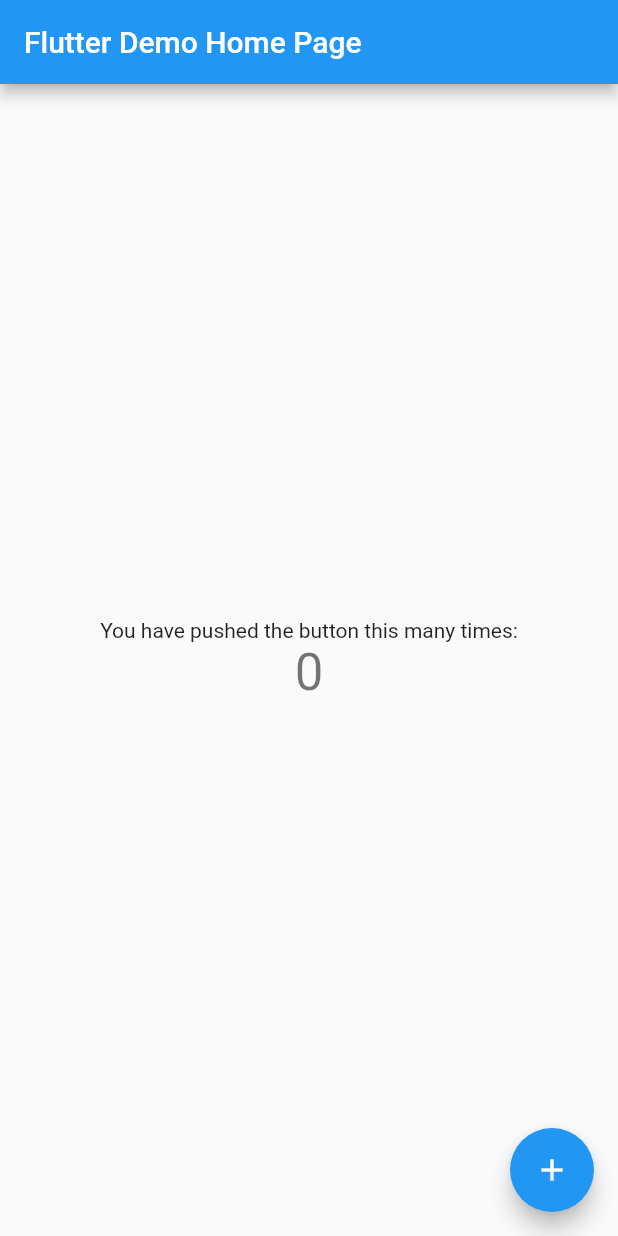
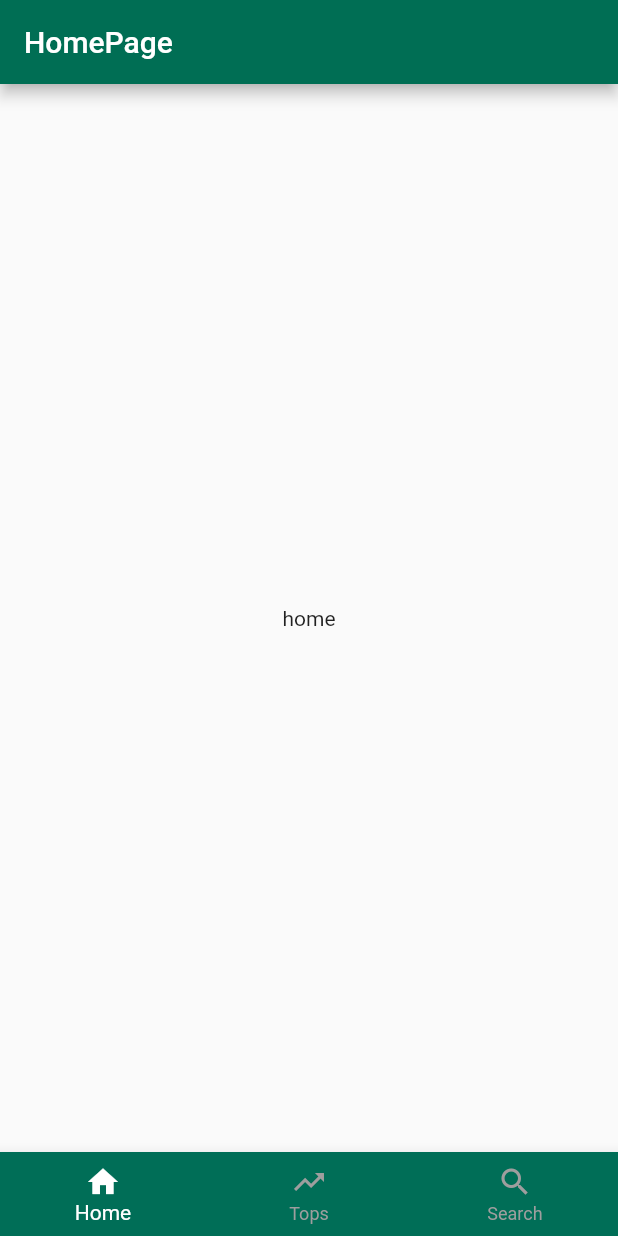
Before and after one commit to TMDBug/TopFreeApps_Flutter, a Flutter app: the screen it shows after launch, on a phone screen of 412 x 824 dp. Run offline on Flutter 3.47's test engine with Material 2 defaults, Android fonts, the phone set to English and light mode, and no system bars.

Commit message:
add navigationBar and pages.

```diff
--- a/lib/main.dart
+++ b/lib/main.dart
@@ -1,4 +1,6 @@
 import 'package:flutter/material.dart';
+
+import 'package:topFreeApp/pages/commons/bottom_navigation_bar.dart';
 
 void main() {
   runApp(MyApp());
@@ -9,109 +11,12 @@ class MyApp extends StatelessWidget {
   @override
   Widget build(BuildContext context) {
     return MaterialApp(
-      title: 'Flutter Demo',
+      title: 'Homepage',
       theme: ThemeData(
-        // This is the theme of your application.
-        //
-        // Try running your application with "flutter run". You'll see the
-        // application has a blue toolbar. Then, without quitting the app, try
-        // changing the primarySwatch below to Colors.green and then invoke
-        // "hot reload" (press "r" in the console where you ran "flutter run",
-        // or simply save your changes to "hot reload" in a Flutter IDE).
-        // Notice that the counter didn't reset back to zero; the application
-        // is not restarted.
-        primarySwatch: Colors.blue,
-        // This makes the visual density adapt to the platform that you run
-        // the app on. For desktop platforms, the controls will be smaller and
-        // closer together (more dense) than on mobile platforms.
-        visualDensity: VisualDensity.adaptivePlatformDensity,
-      ),
-      home: MyHomePage(title: 'Flutter Demo Home Page'),
+          primarySwatch: Colors.green,
+          visualDensity: VisualDensity.adaptivePlatformDensity,
+          primaryColor: Color.fromRGBO(0, 110, 84, 1)),
+      home: BottomNavigationBarWidget(),
     );
   }
 }
-
-class MyHomePage extends StatefulWidget {
-  MyHomePage({Key key, this.title}) : super(key: key);
-
-  // This widget is the home page of your application. It is stateful, meaning
-  // that it has a State object (defined below) that contains fields that affect
-  // how it looks.
-
-  // This class is the configuration for the state. It holds the values (in this
-  // case the title) provided by the parent (in this case the App widget) and
-  // used by the build method of the State. Fields in a Widget subclass are
-  // always marked "final".
-
-  final String title;
-
-  @override
-  _MyHomePageState createState() => _MyHomePageState();
-}
-
-class _MyHomePageState extends State<MyHomePage> {
-  int _counter = 0;
-
-  void _incrementCounter() {
-    setState(() {
-      // This call to setState tells the Flutter framework that something has
-      // changed in this State, which causes it to rerun the build method below
-      // so that the display can reflect the updated values. If we changed
-      // _counter without calling setState(), then the build method would not be
-      // called again, and so nothing would appear to happen.
-      _counter++;
-    });
-  }
-
-  @override
-  Widget build(BuildContext context) {
-    // This method is rerun every time setState is called, for instance as done
-    // by the _incrementCounter method above.
-    //
-    // The Flutter framework has been optimized to make rerunning build methods
-    // fast, so that you can just rebuild anything that needs updating rather
-    // than having to individually change instances of widgets.
-    return Scaffold(
-      appBar: AppBar(
-        // Here we take the value from the MyHomePage object that was created by
-        // the App.build method, and use it to set our appbar title.
-        title: Text(widget.title),
-      ),
-      body: Center(
-        // Center is a layout widget. It takes a single child and positions it
-        // in the middle of the parent.
-        child: Column(
-          // Column is also a layout widget. It takes a list of children and
-          // arranges them vertically. By default, it sizes itself to fit its
-          // children horizontally, and tries to be as tall as its parent.
-          //
-          // Invoke "debug painting" (press "p" in the console, choose the
-          // "Toggle Debug Paint" action from the Flutter Inspector in Android
-          // Studio, or the "Toggle Debug Paint" command in Visual Studio Code)
-          // to see the wireframe for each widget.
-          //
-          // Column has various properties to control how it sizes itself and
-          // how it positions its children. Here we use mainAxisAlignment to
-          // center the children vertically; the main axis here is the vertical
-          // axis because Columns are vertical (the cross axis would be
-          // horizontal).
-          mainAxisAlignment: MainAxisAlignment.center,
-          children: <Widget>[
-            Text(
-              'You have pushed the button this many times:',
-            ),
-            Text(
-              '$_counter',
-              style: Theme.of(context).textTheme.headline4,
-            ),
-          ],
-        ),
-      ),
-      floatingActionButton: FloatingActionButton(
-        onPressed: _incrementCounter,
-        tooltip: 'Increment',
-        child: Icon(Icons.add),
-      ), // This trailing comma makes auto-formatting nicer for build methods.
-    );
-  }
-}
--- /dev/null
+++ b/lib/pages/commons/bottom_navigation_bar.dart
@@ -0,0 +1,74 @@
+import 'package:flutter/material.dart';
+
+import 'package:topFreeApp/pages/homepage.dart';
+import 'package:topFreeApp/pages/tops_page.dart';
+import 'package:topFreeApp/pages/search_page.dart';
+
+class BottomNavigationBarWidget extends StatefulWidget {
+  @override
+  State<StatefulWidget> createState() {
+    return _BottomNavigationBarState();
+  }
+}
+
+class _BottomNavigationBarState extends State<BottomNavigationBarWidget> {
+  int _currentIndex = 0;
+  List<Widget> _pagesDataList = [Homepage(), TopsPage(), SearchPage()];
+
+  @override
+  void initState() {
+    super.initState();
+  }
+
+  @override
+  Widget build(BuildContext context) {
+    return Scaffold(
+        body: _pagesDataList[_currentIndex],
+        bottomNavigationBar: BottomNavigationBar(
+          items: _getNavigationBars(),
+          currentIndex: _currentIndex,
+          type: BottomNavigationBarType.fixed,
+          onTap: (int index) {
+            setState(() {
+              _currentIndex = index;
+            });
+          },
+          selectedItemColor: Colors.white,
+          unselectedItemColor: Colors.grey,
+          backgroundColor: Color.fromRGBO(0, 110, 87, 1),
+        ));
+  }
+}
+
+List _getNavigationBars() {
+  List<BottomNavigationBarItem> navigationBarList = List();
+  BottomNavigationBarItem homepage = BottomNavigationBarItem(
+      icon: Icon(
+        Icons.home,
+        // color: Colors.black87,
+      ),
+      title: Text(
+        'Home',
+        // style: TextStyle(color: Colors.black87),
+      ));
+  BottomNavigationBarItem topsPage = BottomNavigationBarItem(
+      icon: Icon(
+        Icons.trending_up,
+        // color: Colors.lightBlue,
+      ),
+      title: Text(
+        'Tops',
+        // style: TextStyle(color: Colors.lightBlue),
+      ));
+  BottomNavigationBarItem searchPage = BottomNavigationBarItem(
+      icon: Icon(
+        Icons.search,
+        // color: Colors.lightBlue,
+      ),
+      title: Text(
+        'Search',
+        // style: TextStyle(color: Colors.lightBlue),
+      ));
+  navigationBarList..add(homepage)..add(topsPage)..add(searchPage);
+  return navigationBarList;
+}
--- /dev/null
+++ b/lib/pages/homepage.dart
@@ -0,0 +1,22 @@
+import 'package:flutter/material.dart';
+
+class Homepage extends StatefulWidget {
+  @override
+  State<StatefulWidget> createState() {
+    return _HomepageState();
+  }
+}
+
+class _HomepageState extends State {
+  @override
+  Widget build(BuildContext context) {
+    return Scaffold(
+      appBar: AppBar(
+        title: Text('HomePage'),
+      ),
+      body: Center(
+        child: Text('home'),
+      ),
+    );
+  }
+}
--- /dev/null
+++ b/lib/pages/search_page.dart
@@ -0,0 +1,22 @@
+import 'package:flutter/material.dart';
+
+class SearchPage extends StatefulWidget {
+  @override
+  State<StatefulWidget> createState() {
+    return _SearchPageState();
+  }
+}
+
+class _SearchPageState extends State {
+  @override
+  Widget build(BuildContext context) {
+    return Scaffold(
+      appBar: AppBar(
+        title: Text('Search'),
+      ),
+      body: Center(
+        child: Text('SearchPage'),
+      ),
+    );
+  }
+}
--- /dev/null
+++ b/lib/pages/tops_page.dart
@@ -0,0 +1,22 @@
+import 'package:flutter/material.dart';
+
+class TopsPage extends StatefulWidget {
+  @override
+  State<StatefulWidget> createState() {
+    return _TopsPageState();
+  }
+}
+
+class _TopsPageState extends State {
+  @override
+  Widget build(BuildContext context) {
+    return Scaffold(
+      appBar: AppBar(
+        title: Text('Tops'),
+      ),
+      body: Center(
+        child: Text('TopsPage'),
+      ),
+    );
+  }
+}
```
Also changed, not shown: 111 other files.
